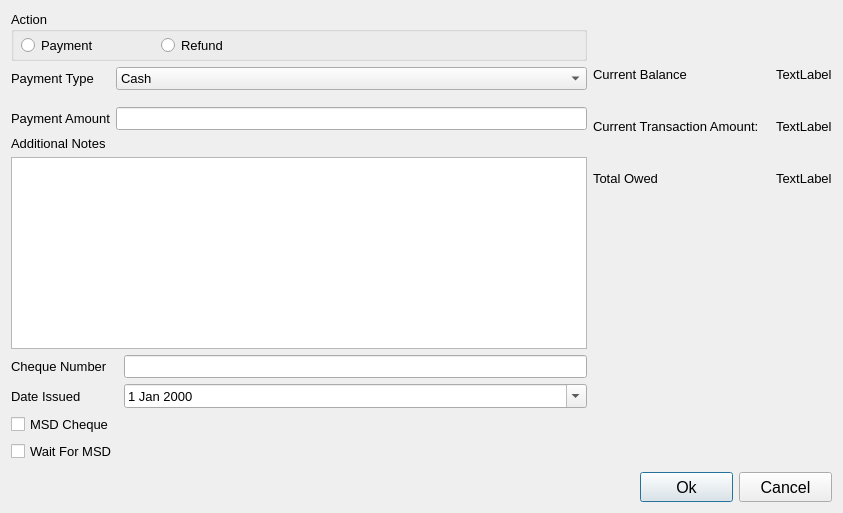
Arc-Project/Arc, file ArcApp/payment.ui: the form before one commit.
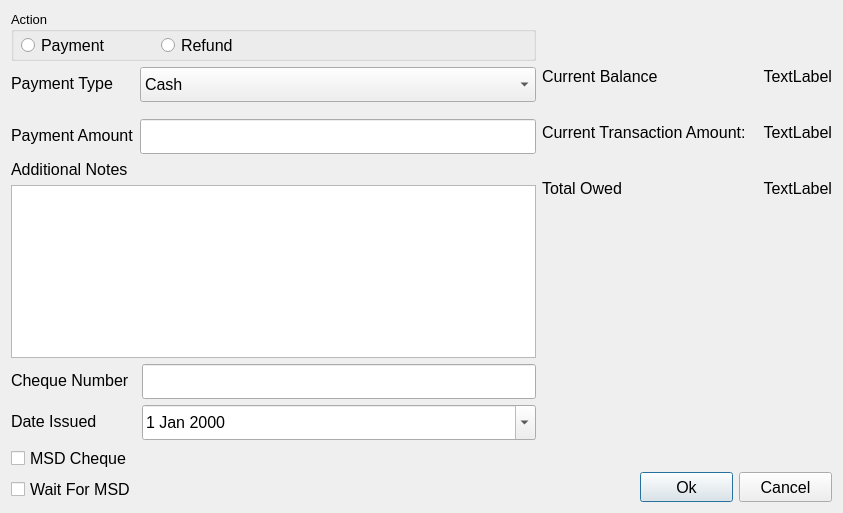
The form after the commit.

```diff
--- a/ArcApp/payment.ui
+++ b/ArcApp/payment.ui
@@ -37,7 +37,7 @@
       <widget class="QLabel" name="label_4">
        <property name="font">
         <font>
-         <pointsize>10</pointsize>
+         <pointsize>12</pointsize>
         </font>
        </property>
        <property name="text">
@@ -49,19 +49,22 @@
       <widget class="QLabel" name="balanceLabel">
        <property name="font">
         <font>
-         <pointsize>10</pointsize>
+         <pointsize>12</pointsize>
         </font>
        </property>
        <property name="text">
         <string>TextLabel</string>
        </property>
+       <property name="alignment">
+        <set>Qt::AlignRight|Qt::AlignTrailing|Qt::AlignVCenter</set>
+       </property>
       </widget>
      </item>
      <item row="1" column="0">
       <widget class="QLabel" name="refundOrTrans">
        <property name="font">
         <font>
-         <pointsize>10</pointsize>
+         <pointsize>12</pointsize>
         </font>
        </property>
        <property name="text">
@@ -73,19 +76,22 @@
       <widget class="QLabel" name="transactionLabel">
        <property name="font">
         <font>
-         <pointsize>10</pointsize>
+         <pointsize>12</pointsize>
         </font>
        </property>
        <property name="text">
         <string>TextLabel</string>
        </property>
+       <property name="alignment">
+        <set>Qt::AlignRight|Qt::AlignTrailing|Qt::AlignVCenter</set>
+       </property>
       </widget>
      </item>
      <item row="2" column="0">
       <widget class="QLabel" name="payOweRef">
        <property name="font">
         <font>
-         <pointsize>10</pointsize>
+         <pointsize>12</pointsize>
         </font>
        </property>
        <property name="text">
@@ -97,12 +103,15 @@
       <widget class="QLabel" name="owedLabel">
        <property name="font">
         <font>
-         <pointsize>10</pointsize>
+         <pointsize>12</pointsize>
         </font>
        </property>
        <property name="text">
         <string>TextLabel</string>
        </property>
+       <property name="alignment">
+        <set>Qt::AlignRight|Qt::AlignTrailing|Qt::AlignVCenter</set>
+       </property>
       </widget>
      </item>
     </layout>
@@ -116,7 +125,7 @@
       <widget class="QLabel" name="label">
        <property name="font">
         <font>
-         <pointsize>10</pointsize>
+         <pointsize>12</pointsize>
         </font>
        </property>
        <property name="text">
@@ -126,9 +135,15 @@
      </item>
      <item row="0" column="1">
       <widget class="QComboBox" name="paymentDrop">
+       <property name="minimumSize">
+        <size>
+         <width>0</width>
+         <height>35</height>
+        </size>
+       </property>
        <property name="font">
         <font>
-         <pointsize>10</pointsize>
+         <pointsize>12</pointsize>
         </font>
        </property>
        <item>
@@ -157,7 +172,7 @@
       <widget class="QLabel" name="payRefLabel">
        <property name="font">
         <font>
-         <pointsize>10</pointsize>
+         <pointsize>12</pointsize>
         </font>
        </property>
        <property name="text">
@@ -167,9 +182,15 @@
      </item>
      <item row="1" column="1">
       <widget class="QLineEdit" name="paymentInput">
+       <property name="minimumSize">
+        <size>
+         <width>0</width>
+         <height>35</height>
+        </size>
+       </property>
        <property name="font">
         <font>
-         <pointsize>10</pointsize>
+         <pointsize>12</pointsize>
         </font>
        </property>
       </widget>
@@ -229,7 +250,7 @@
     <widget class="QLabel" name="label_3">
      <property name="font">
       <font>
-       <pointsize>10</pointsize>
+       <pointsize>12</pointsize>
       </font>
      </property>
      <property name="text">
@@ -256,7 +277,7 @@
       <widget class="QLabel" name="chequeLabel">
        <property name="font">
         <font>
-         <pointsize>10</pointsize>
+         <pointsize>12</pointsize>
         </font>
        </property>
        <property name="text">
@@ -266,9 +287,15 @@
      </item>
      <item row="0" column="1">
       <widget class="QLineEdit" name="chequeInput">
+       <property name="minimumSize">
+        <size>
+         <width>0</width>
+         <height>35</height>
+        </size>
+       </property>
        <property name="font">
         <font>
-         <pointsize>10</pointsize>
+         <pointsize>12</pointsize>
         </font>
        </property>
       </widget>
@@ -277,7 +304,7 @@
       <widget class="QLabel" name="dateLabel">
        <property name="font">
         <font>
-         <pointsize>10</pointsize>
+         <pointsize>12</pointsize>
         </font>
        </property>
        <property name="text">
@@ -287,9 +314,15 @@
      </item>
      <item row="1" column="1">
       <widget class="QDateEdit" name="chequeDate">
+       <property name="minimumSize">
+        <size>
+         <width>0</width>
+         <height>35</height>
+        </size>
+       </property>
        <property name="font">
         <font>
-         <pointsize>10</pointsize>
+         <pointsize>12</pointsize>
         </font>
        </property>
        <property name="calendarPopup">
@@ -301,7 +334,7 @@
       <widget class="QCheckBox" name="msqCheck">
        <property name="font">
         <font>
-         <pointsize>10</pointsize>
+         <pointsize>12</pointsize>
         </font>
        </property>
        <property name="text">
@@ -313,7 +346,7 @@
       <widget class="QCheckBox" name="payWaitMSD">
        <property name="font">
         <font>
-         <pointsize>10</pointsize>
+         <pointsize>12</pointsize>
         </font>
        </property>
        <property name="text">
@@ -354,6 +387,11 @@
         <verstretch>0</verstretch>
        </sizepolicy>
       </property>
+      <property name="font">
+       <font>
+        <pointsize>12</pointsize>
+       </font>
+      </property>
       <property name="text">
        <string>Payment</string>
       </property>
@@ -373,6 +411,11 @@
         <verstretch>0</verstretch>
        </sizepolicy>
       </property>
+      <property name="font">
+       <font>
+        <pointsize>12</pointsize>
+       </font>
+      </property>
       <property name="text">
        <string>Refund</string>
       </property>
```
